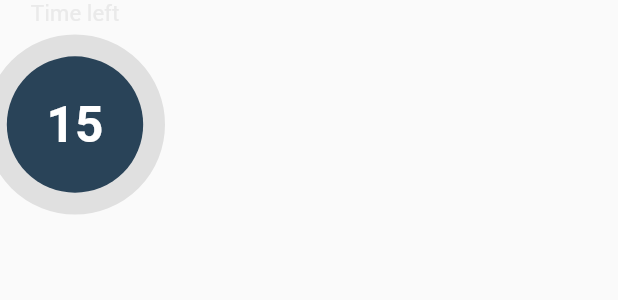
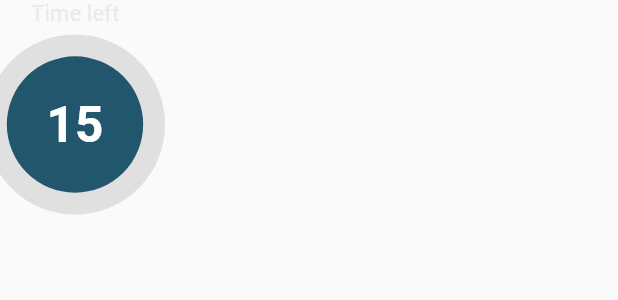
Before and after one commit to gu-tig333-ht22/grupp-1, a Flutter app: the CountDownTimer widget shown alone on an empty page, opened directly, on a phone screen of 412 x 824 dp. Shown: the top 300 px of the screen. Run offline on Flutter 3.47's test engine with Material 2 defaults, Android fonts, the phone set to English and light mode, and no system bars; drawn by our look-alikes of circular_countdown_timer; our stand-ins replace simple_gradient_text; missing offline and left inert: fading_edge_scrollview, flutter_octicons.

Commit message:
Ändrat så att färger i koden kommer från themes.

```diff
--- a/lib/components/card.dart
+++ b/lib/components/card.dart
@@ -115,7 +115,7 @@ class OptionsRow extends StatelessWidget {
     }
 
     return Material(
-      color: const Color.fromARGB(0, 255, 255, 255),
+      color: Themes.colors.white,
       child: Padding(
         padding: const EdgeInsets.only(top: 8.0),
         child: ListTile(
--- a/lib/views/question_view.dart
+++ b/lib/views/question_view.dart
@@ -19,7 +19,6 @@ class QuestionView extends StatelessWidget {
           children: [
             const SizedBox(height: 60),
             CountDownTimer(),
-            //const SizedBox(height: 30),
             const Spacer(),
             Text(
               "Question ${gameSession.questionCounter + 1}/${gameSession.gameQuestions.length}",
@@ -71,8 +70,7 @@ class _CountDownTimerState extends State<CountDownTimer> {
             endAngle: 7 * math.pi / 2,
             tileMode: TileMode.repeated,
           ),
-
-          backgroundColor: const Color.fromARGB(255, 41, 67, 88),
+          backgroundColor: Themes.colors.blueDark,
           backgroundGradient: null,
           strokeWidth: 20.0,
           textStyle: const TextStyle(
```
